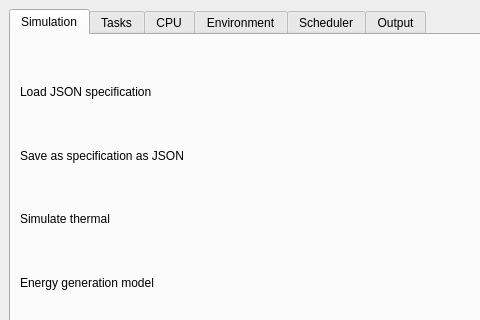
First picture: the form in main/ui/gui/ui_specification/design/gui_main_desing.ui, repository uz-gaz/Tertimuss, before the edit; both pictures show x 0 to 480 and y 0 to 320 of the 624 by 516 pixel window.
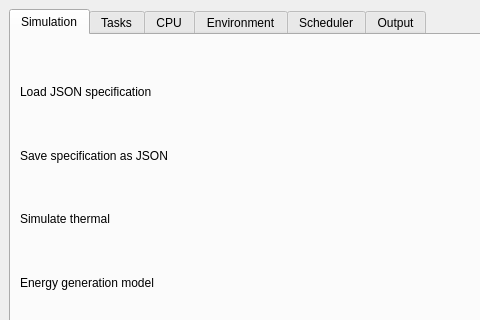
Second picture: the form after the edit.

Commit message: Title added to windows

```diff
--- a/main/ui/gui/ui_specification/design/gui_main_desing.ui
+++ b/main/ui/gui/ui_specification/design/gui_main_desing.ui
@@ -64,7 +64,7 @@
           <item>
            <widget class="QLabel" name="label_12">
             <property name="text">
-             <string>Save as specification as JSON</string>
+             <string>Save specification as JSON</string>
             </property>
             <property name="buddy">
              <cstring>checkBox_simulation_save</cstring>
```
The commit also changes 7 other files.
